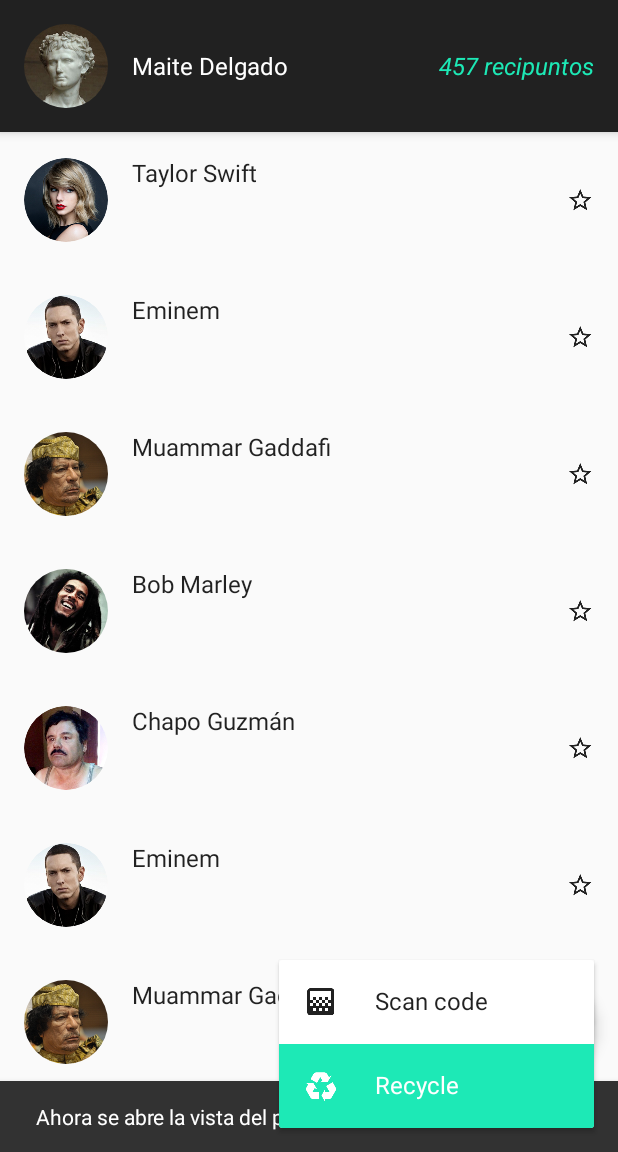
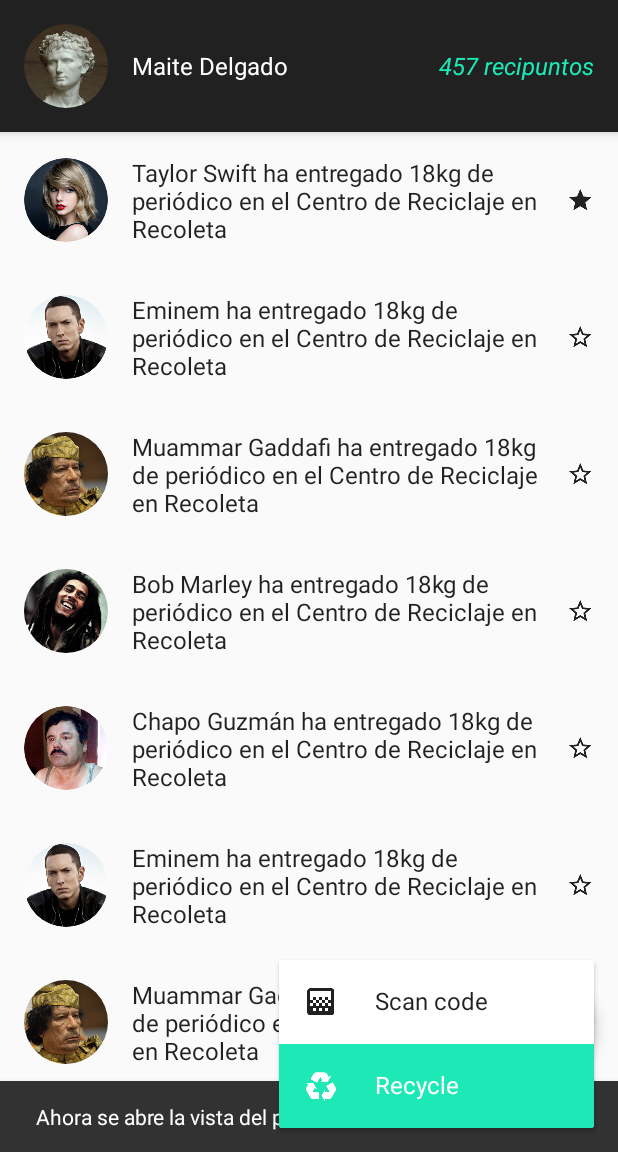
Before and after one commit to akrmn/recicl.ar, an Android app: the Feed screen opened directly, with no data from a screen before it, after a tap on "Profile", on a phone screen of 412 x 824 dp, the part 84-1236 px from its top. Run offline under Robolectric (Android 15) with nearby library versions, the phone set to English and light mode, and no system bars; our stand-ins replace ButterKnife, CircleImageView; libraries missing offline, so code that uses them is left out: com.firebase.client, com.gordonwong.materialsheetfab, com.yqritc.recyclerviewflexibledivider; plain views replace DimOverlayFrameLayout, RevealLinearLayout; 2 statements that could not run were skipped; 1 other tap on this screen came first.

Commit message:
slightly more progress

```diff
--- a/app/src/main/java/ar/recicl/reciclar/adapter/FeedAdapter.java
+++ b/app/src/main/java/ar/recicl/reciclar/adapter/FeedAdapter.java
@@ -5,12 +5,14 @@ import android.support.v7.widget.RecyclerView;
 import android.view.LayoutInflater;
 import android.view.View;
 import android.view.ViewGroup;
+import android.widget.ImageView;
 import android.widget.TextView;
 
 import ar.recicl.reciclar.R;
 import ar.recicl.reciclar.data.Person;
 import butterknife.Bind;
 import butterknife.ButterKnife;
+import butterknife.OnClick;
 import de.hdodenhof.circleimageview.CircleImageView;
 
 public class FeedAdapter extends RecyclerView.Adapter<FeedAdapter.ElementViewHolder> {
@@ -42,15 +44,33 @@ public class FeedAdapter extends RecyclerView.Adapter<FeedAdapter.ElementViewHol
 
         @Bind(R.id.circle_image_view) CircleImageView mCircleImageView;
         @Bind(R.id.text_view) TextView mTextView;
+        @Bind(R.id.check_star) ImageView mCheckStar;
+
+        boolean checked;
 
         public ElementViewHolder(View itemView) {
             super(itemView);
             ButterKnife.bind(this, itemView);
+            checked = false;
         }
 
         public void bind(Person person) {
             mCircleImageView.setImageResource(person.getPictureRes());
-            mTextView.setText(person.getName());
+            mTextView.setText(String.format(
+                    "%s ha entregado 18kg de periódico en el Centro de Reciclaje en Recoleta",
+                    person.getName()
+            ));
         }
+
+        @OnClick(R.id.check_star)
+        void onClickCheckStar (View v) {
+            checked ^= true;
+            if (checked) {
+                mCheckStar.setImageResource(R.drawable.ic_star_black_18dp);
+            } else {
+                mCheckStar.setImageResource(R.drawable.ic_star_border_black_18dp);
+            }
+        }
+
     }
 }
--- /dev/null
+++ b/app/src/main/res/drawable/ic_star_toggle.xml
@@ -0,0 +1,11 @@
+<?xml version="1.0" encoding="utf-8"?>
+<selector xmlns:android="http://schemas.android.com/apk/res/android">
+    <item android:state_checked="true" android:state_focused="true"
+          android:drawable="@drawable/ic_star_black_18dp" />
+    <item android:state_checked="false" android:state_focused="true"
+          android:drawable="@drawable/ic_star_border_black_18dp" />
+    <item android:state_checked="false"
+          android:drawable="@drawable/ic_star_border_black_18dp" />
+    <item android:state_checked="true"
+          android:drawable="@drawable/ic_star_black_18dp" />
+</selector>
--- a/app/src/main/res/drawable/star.xml
+++ /dev/null
@@ -1,9 +0,0 @@
-<?xml version="1.0" encoding="utf-8"?>
-<selector xmlns:android="http://schemas.android.com/apk/res/android">
-    <item
-        android:state_checked="true"
-        android:drawable="@drawable/ic_star_black_18dp"  />
-    <item
-        android:state_checked="false"
-        android:drawable="@drawable/ic_star_border_black_18dp"  />
-</selector>
--- a/app/src/main/res/layout/item_feed.xml
+++ b/app/src/main/res/layout/item_feed.xml
@@ -25,18 +25,13 @@
         android:text="Taylor Swift ha entregado 18kg de periódico en el Centro de Reciclaje en Recoleta"
         android:textColor="@color/text_primary_black"/>
 
-    <ToggleButton
-        android:id="@+id/toggle"
-        android:layout_width="18dp"
-        android:layout_height="18dp"
-        android:layout_margin="8dp"
-        android:layout_gravity="center_vertical|end"
-        android:textOn=""
-        android:textOff=""
-        android:focusable="false"
-        android:focusableInTouchMode="false"
-        android:background="@drawable/star"
-        android:foreground="?android:attr/selectableItemBackground"
-        android:checked="false" />
+    <ImageView
+        android:id="@+id/check_star"
+        android:layout_width="wrap_content"
+        android:layout_height="match_parent"
+        android:padding="8dp"
+        android:src="@drawable/ic_star_border_black_18dp"
+        android:background="?android:attr/selectableItemBackground"
+        android:foreground="?android:attr/selectableItemBackground" />
 
 </LinearLayout>
```
